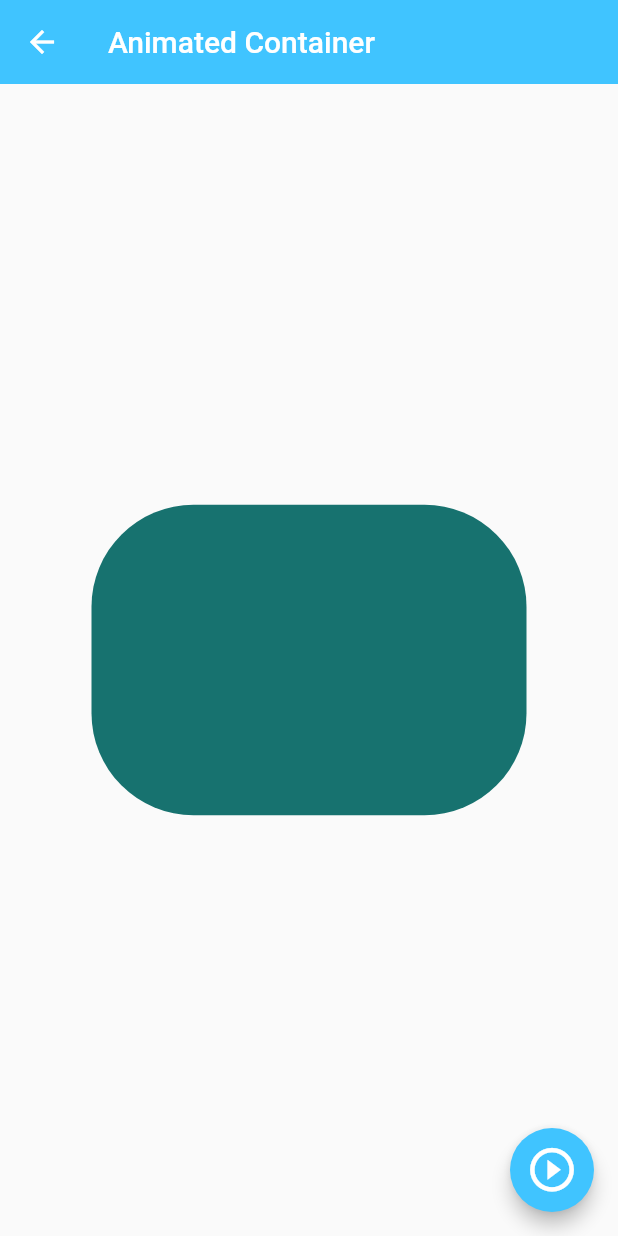
After one commit to e-estrada/flutter-components, a Flutter app: the AnimatedScreen screen opened by its route, after a tap on the "play circle outline" icon, on a phone screen of 412 x 824 dp. The commit adds this screen. Run offline on Flutter 3.47's test engine with Material 2 defaults, Android fonts, the phone set to English and light mode, and no system bars.

Commit message:
Widget Animated Container

```diff
--- a/lib/router/app_routes.dart
+++ b/lib/router/app_routes.dart
@@ -6,18 +6,20 @@ class AppRoutes {
 
   static final menuOptions = <MenuOption>[
     // TODO: borrar home
-    MenuOption(route: 'home', icon: Icons.home, name: 'Home Screen', screen: const HomeScreen()),
+    // MenuOption(route: 'home', icon: Icons.home, name: 'Home Screen', screen: const HomeScreen()),
     MenuOption(route: 'listview1', icon: Icons.list, name: 'ListView Tipo 1', screen: const Listview1Screen()),
     MenuOption(route: 'listview2', icon: Icons.list_sharp, name: 'ListView Tipo 2', screen: const Listview2Screen()),
     MenuOption(route: 'alert', icon: Icons.add_alert_outlined, name: 'Alert Screen', screen: const AlertScreen()),
     MenuOption(route: 'card', icon: Icons.credit_card, name: 'Card Screen', screen: const CardScreen()),
     MenuOption(route: 'avatar', icon: Icons.supervised_user_circle_outlined, name: 'Circle Avatar', screen: const AvatarScreen()),
+    MenuOption(route: 'animated', icon: Icons.play_circle_outline_rounded, name: 'Animated Screen', screen: const AnimatedScreen()),
   ];
 
   static const initialRoute = 'home';
 
   static Map<String, Widget Function(BuildContext)> getAppRoutes() {
     Map<String, Widget Function(BuildContext)> appRoutes = {};
+    appRoutes.addAll({'home' : (context) => const HomeScreen()});
     for (final option in menuOptions) {
       appRoutes.addAll({option.route: (context) => option.screen});
     }
--- /dev/null
+++ b/lib/screens/animated_screen.dart
@@ -0,0 +1,48 @@
+import 'dart:math';
+
+import 'package:flutter/material.dart';
+
+class AnimatedScreen extends StatefulWidget {
+  const AnimatedScreen({Key? key}) : super(key: key);
+
+  @override
+  State<AnimatedScreen> createState() => _AnimatedScreenState();
+}
+
+class _AnimatedScreenState extends State<AnimatedScreen> {
+  double _with = 50;
+  double _height = 50;
+  Color _color = Colors.indigo;
+  BorderRadiusGeometry _borderRadius = BorderRadius.circular(10);
+
+  void changeShape() {
+    final random = Random();
+    _with = random.nextInt(300).toDouble() + 70;
+    _height = random.nextInt(300).toDouble() + 70;
+    _color = Color.fromRGBO(random.nextInt(255), random.nextInt(255), random.nextInt(255), 1);
+    _borderRadius = BorderRadius.circular(random.nextInt(100).toDouble() + 10);
+    setState(() {});
+  }
+
+  @override
+  Widget build(BuildContext context) {
+    return Scaffold(
+      appBar: AppBar(
+        title: const Text("Animated Container"),
+      ),
+      body: Center(
+        child: AnimatedContainer(
+          duration: const Duration(milliseconds: 400),
+          curve: Curves.easeOutCubic,
+          width: _with,
+          height: _height,
+          decoration: BoxDecoration(color: _color, borderRadius: _borderRadius),
+        ),
+      ),
+      floatingActionButton: FloatingActionButton(
+        onPressed: changeShape,
+        child: const Icon(Icons.play_circle_outline, size: 35),
+      ),
+    );
+  }
+}
--- a/lib/screens/screens.dart
+++ b/lib/screens/screens.dart
@@ -1,3 +1,5 @@
+
+export 'package:fl_components/screens/animated_screen.dart';
 
 export 'package:fl_components/screens/alert_screen.dart';
 export 'package:fl_components/screens/card_screen.dart';
```
